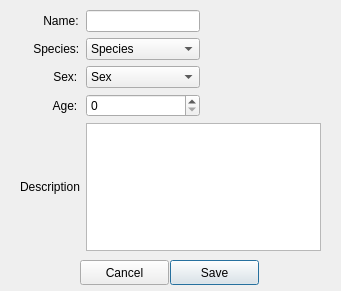
Before: the Qt Designer form interface/cuACS_Test/inputdialog.ui in ArclightEntertainment/arclight-placeholder, drawn with Qt 5.
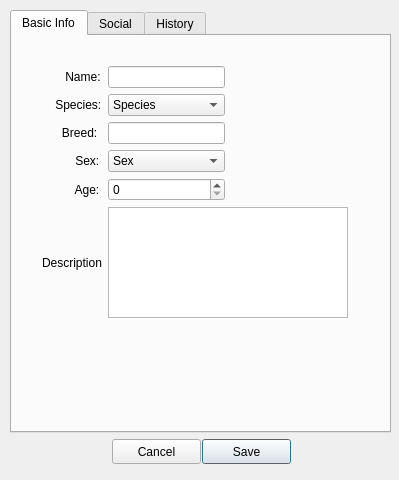
After: the same form once the commit is applied. The open tabs and pages were chosen to show the change.

Commit message: Progress on implementation of Animal Class, added fields + getters/setters. Taking break to work on Animal Input UI to allow more fields to be added, and then will do more work on constructors. After Animal class complete and can add new animals will be able to work on ListView

Patch:
```diff
--- a/interface/cuACS_Test/inputdialog.ui
+++ b/interface/cuACS_Test/inputdialog.ui
@@ -6,23 +6,48 @@
    <rect>
     <x>0</x>
     <y>0</y>
-    <width>341</width>
-    <height>291</height>
+    <width>399</width>
+    <height>480</height>
    </rect>
   </property>
   <property name="windowTitle">
    <string>Animal View</string>
   </property>
-  <widget class="QWidget" name="gridLayoutWidget">
+  <widget class="QWidget" name="verticalLayoutWidget">
    <property name="geometry">
     <rect>
-     <x>20</x>
+     <x>10</x>
      <y>10</y>
-     <width>301</width>
-     <height>241</height>
+     <width>381</width>
+     <height>461</height>
     </rect>
    </property>
-   <layout class="QGridLayout" name="gridLayout">
+   <layout class="QVBoxLayout" name="layout">
+    <item>
+     <widget class="QTabWidget" name="infoTabWidget">
+      <property name="sizePolicy">
+       <sizepolicy hsizetype="MinimumExpanding" vsizetype="MinimumExpanding">
+        <horstretch>0</horstretch>
+        <verstretch>0</verstretch>
+       </sizepolicy>
+      </property>
+      <property name="currentIndex">
+       <number>1</number>
+      </property>
+      <widget class="QWidget" name="tab">
+       <attribute name="title">
+        <string>Basic Info</string>
+       </attribute>
+       <widget class="QWidget" name="gridLayoutWidget">
+        <property name="geometry">
+         <rect>
+          <x>30</x>
+          <y>30</y>
+          <width>306</width>
+          <height>252</height>
+         </rect>
+        </property>
+        <layout class="QGridLayout" name="BasicInfo">
     <item row="0" column="0">
      <widget class="QLabel" name="nameLabel">
       <property name="text">
@@ -49,20 +74,20 @@
       </item>
      </widget>
     </item>
-    <item row="2" column="0">
+         <item row="3" column="0">
      <widget class="QLabel" name="sexLabel">
       <property name="text">
        <string>          Sex:</string>
       </property>
      </widget>
     </item>
-    <item row="3" column="1">
+         <item row="5" column="1">
      <widget class="QSpinBox" name="ageSpinBox"/>
     </item>
     <item row="0" column="1">
      <widget class="QLineEdit" name="nameLineEdit"/>
     </item>
-    <item row="4" column="1" colspan="2">
+         <item row="6" column="1" colspan="2">
      <widget class="QTextEdit" name="descTextEdit"/>
     </item>
     <item row="1" column="0">
@@ -72,14 +97,14 @@
       </property>
      </widget>
     </item>
-    <item row="4" column="0">
+         <item row="6" column="0">
      <widget class="QLabel" name="descLabel">
       <property name="text">
        <string>Description</string>
       </property>
      </widget>
     </item>
-    <item row="2" column="1">
+         <item row="3" column="1">
      <widget class="QComboBox" name="sexSelector">
       <item>
        <property name="text">
@@ -98,7 +123,7 @@
       </item>
      </widget>
     </item>
-    <item row="3" column="0">
+         <item row="5" column="0">
      <widget class="QLabel" name="ageLabel">
       <property name="text">
        <string>          Age:</string>
@@ -118,16 +143,59 @@
       </property>
      </spacer>
     </item>
-   </layout>
-  </widget>
+         <item row="2" column="0">
+          <widget class="QLabel" name="label">
+           <property name="text">
+            <string>      Breed:</string>
+           </property>
+          </widget>
+         </item>
+         <item row="2" column="1">
+          <widget class="QLineEdit" name="breedLineEdit"/>
+         </item>
+        </layout>
+       </widget>
+      </widget>
+      <widget class="QWidget" name="tab_2">
+       <attribute name="title">
+        <string>Social</string>
+       </attribute>
+      </widget>
+      <widget class="QWidget" name="tab_3">
+       <attribute name="title">
+        <string>History</string>
+       </attribute>
+      </widget>
+     </widget>
+    </item>
+    <item>
+     <layout class="QHBoxLayout" name="buttonLayout">
+      <item>
+       <spacer name="horizontalSpacer_2">
+        <property name="orientation">
+         <enum>Qt::Horizontal</enum>
+        </property>
+        <property name="sizeHint" stdset="0">
+         <size>
+          <width>40</width>
+          <height>20</height>
+         </size>
+        </property>
+       </spacer>
+      </item>
+      <item>
   <widget class="QWidget" name="buttons" native="true">
-   <property name="geometry">
-    <rect>
-     <x>70</x>
-     <y>260</y>
-     <width>201</width>
-     <height>31</height>
-    </rect>
+        <property name="enabled">
+         <bool>true</bool>
+        </property>
+        <property name="minimumSize">
+         <size>
+          <width>198</width>
+          <height>32</height>
+         </size>
+        </property>
+        <property name="autoFillBackground">
+         <bool>false</bool>
    </property>
    <widget class="QPushButton" name="saveButton">
     <property name="geometry">
@@ -156,7 +224,36 @@
     </property>
    </widget>
   </widget>
- </widget>
+      </item>
+      <item>
+       <spacer name="horizontalSpacer_3">
+        <property name="orientation">
+         <enum>Qt::Horizontal</enum>
+        </property>
+        <property name="sizeHint" stdset="0">
+         <size>
+          <width>40</width>
+          <height>20</height>
+         </size>
+        </property>
+       </spacer>
+      </item>
+     </layout>
+    </item>
+   </layout>
+  </widget>
+ </widget>
+ <tabstops>
+  <tabstop>nameLineEdit</tabstop>
+  <tabstop>speciesSelector</tabstop>
+  <tabstop>breedLineEdit</tabstop>
+  <tabstop>sexSelector</tabstop>
+  <tabstop>ageSpinBox</tabstop>
+  <tabstop>descTextEdit</tabstop>
+  <tabstop>saveButton</tabstop>
+  <tabstop>cancelButton</tabstop>
+  <tabstop>infoTabWidget</tabstop>
+ </tabstops>
  <resources/>
  <connections/>
 </ui>
```
Left out of the diff: 2 changed lines with no effect on the pictures. Lines whose indentation alone changed are shown as unchanged. The commit also changes 19 other files.
